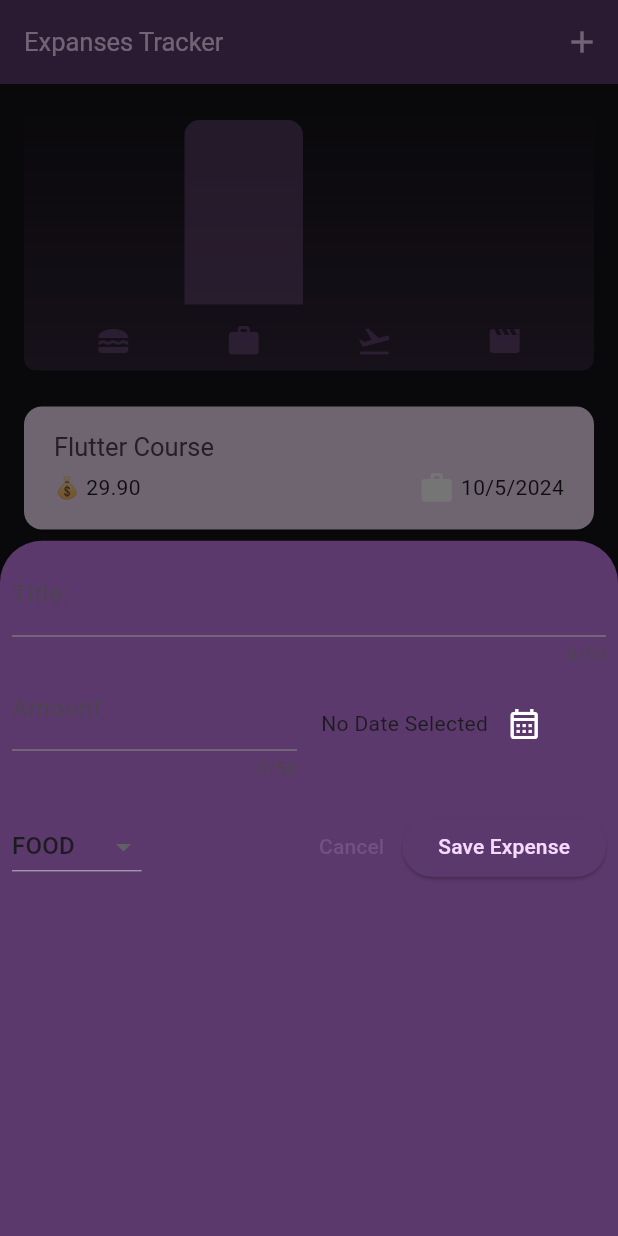
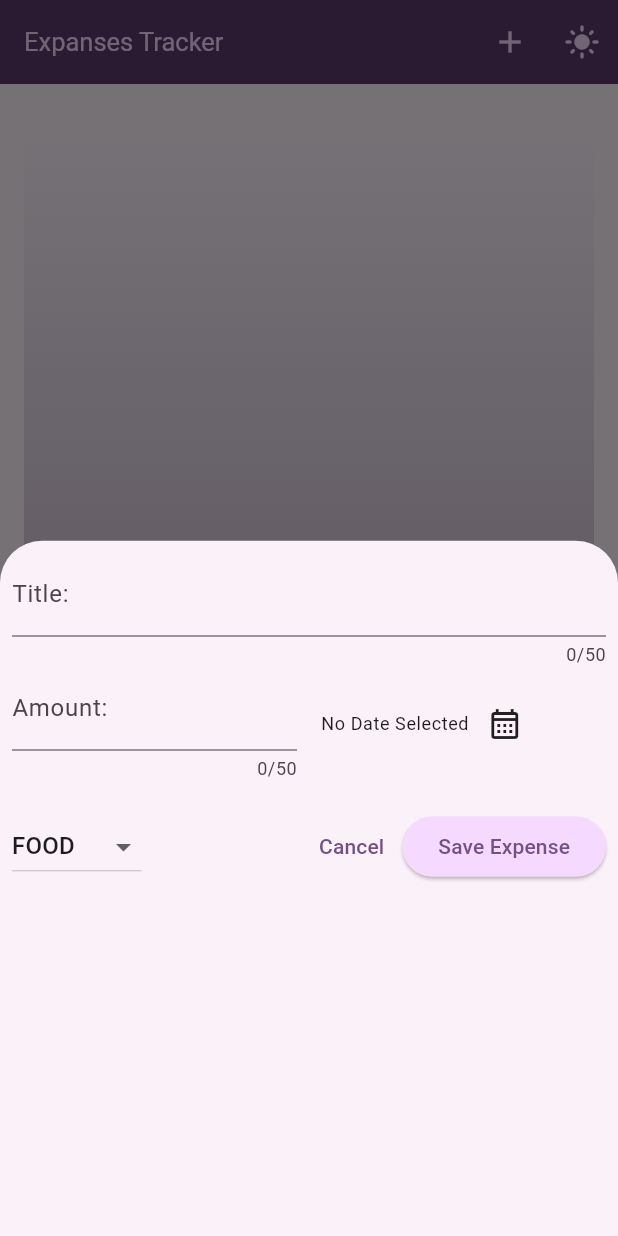
Before and after one commit to asmasw6/Expanses-Tracker-app, a Flutter app: the screen it shows after launch, after a tap on the "add" icon, on a phone screen of 412 x 824 dp. Run offline on Flutter 3.47's test engine with Material 3 defaults, Android fonts, the phone set to English and light mode, and no system bars.

Commit message:
Theme Provider and icon for change Theme

```diff
--- a/lib/chart/chart.dart
+++ b/lib/chart/chart.dart
@@ -30,17 +30,18 @@ class Chart extends StatelessWidget {
   Widget build(BuildContext context) {
     final bool isDarkMode =
         MediaQuery.of(context).platformBrightness == Brightness.dark;
-    return Container(
+    return LayoutBuilder(
+      builder: (context, constraints) => Container(
         margin: const EdgeInsets.all(16),
         padding: const EdgeInsets.symmetric(horizontal: 16, vertical: 8),
         width: double.infinity,
-      height: 175,
+        height: constraints.maxHeight,
         decoration: BoxDecoration(
           borderRadius: BorderRadius.circular(8),
           gradient: LinearGradient(
             colors: [
-            Theme.of(context).colorScheme.primary.withOpacity(0.3),
-            Theme.of(context).colorScheme.primary.withOpacity(0),
+              Theme.of(context).colorScheme.primary.withAlpha((0.3 * 255).toInt()),
+              Theme.of(context).colorScheme.primary.withAlpha((0 * 255).toInt()),
             ],
             begin: Alignment.bottomCenter,
             end: Alignment.topCenter,
@@ -61,15 +62,20 @@ class Chart extends StatelessWidget {
                 ],
               ),
             ),
-          const SizedBox(
+            constraints.minHeight < 200
+                ? Container()
+                : const SizedBox(
                     height: 12,
                   ),
-          Row(
+            constraints.minHeight < 200
+                ? Container()
+                : Row(
                     children: buckets
                         .map(
                           (e) => Expanded(
                             child: Padding(
-                      padding: const EdgeInsets.symmetric(horizontal: 4),
+                              padding:
+                                  const EdgeInsets.symmetric(horizontal: 4),
                               child: Icon(
                                 categoryIcons[e.category],
                                 color: isDarkMode
@@ -77,13 +83,15 @@ class Chart extends StatelessWidget {
                                     : Theme.of(context)
                                         .colorScheme
                                         .primary
-                                .withOpacity(0.7),
+                                        .withAlpha((0.7 * 255).toInt()),
                               ),
                             ),
                           ),
-                ).toList(), // Convert to List<Widget>
+                        )
+                        .toList(), // Convert to List<Widget>
                   )
           ],
+        ),
       ),
     );
   }
--- a/lib/chart/chart_bar.dart
+++ b/lib/chart/chart_bar.dart
@@ -17,6 +17,7 @@ class ChartBar extends StatelessWidget {
           horizontal: 4,
         ),
         child: FractionallySizedBox(
+          heightFactor: fill,
           child: DecoratedBox(
               decoration: BoxDecoration(
                   borderRadius: const BorderRadius.vertical(
@@ -27,8 +28,7 @@ class ChartBar extends StatelessWidget {
                       : Theme.of(context)
                           .colorScheme
                           .primary
-                          .withOpacity(0.6))),
-          heightFactor: fill,
+                          .withAlpha((0.6 * 255).toInt()))),
         ),
       ),
     );
--- a/lib/main.dart
+++ b/lib/main.dart
@@ -1,85 +1,40 @@
+import 'package:expenses/theme/theme_data.dart';
+import 'package:expenses/theme/theme_provider.dart';
 import 'package:expenses/widgets/expanses.dart';
 import 'package:flutter/material.dart';
+import 'package:flutter/services.dart';
+import 'package:provider/provider.dart';
 
 void main() {
-  runApp(const MyApp());
+  WidgetsFlutterBinding.ensureInitialized();
+  SystemChrome.setPreferredOrientations([
+    DeviceOrientation.portraitUp,
+  ]).then(
+    (_) => runApp(
+      ChangeNotifierProvider(
+        create: (context) => ThemeProvider(),
+        child: const MyApp(),
+      ),
+    ),
+  );
 }
-
-var myColorcSheme = ColorScheme.fromSeed(
-  seedColor: Color.fromARGB(255, 56, 15, 77),
-);
-
-var myDarkColorcSheme = ColorScheme.fromSeed(
-  seedColor: Color.fromARGB(255, 90, 22, 123),
-);
 
 class MyApp extends StatelessWidget {
   const MyApp({super.key});
 
   @override
   Widget build(BuildContext context) {
+    final themeProvider =
+        Provider.of<ThemeProvider>(context); // Get the ThemeProvider
+
     return MaterialApp(
       debugShowCheckedModeBanner: false,
-      title: "Expanses",
-      themeMode: ThemeMode.dark,
-      theme: ThemeData().copyWith(
-        useMaterial3: true,
-        colorScheme: myColorcSheme,
-        appBarTheme: AppBarTheme().copyWith(
-            backgroundColor: myColorcSheme.onPrimaryContainer,
-            foregroundColor: myColorcSheme.primaryContainer),
-        cardTheme: const CardTheme().copyWith(
-          color: myColorcSheme.secondaryContainer,
-          margin: const EdgeInsets.symmetric(
-            horizontal: 16,
-            vertical: 8,
-          ),
-        ),
-        elevatedButtonTheme: ElevatedButtonThemeData(
-          style: ElevatedButton.styleFrom(
-            backgroundColor: myColorcSheme.primaryContainer,
-          ),
-        ),
-        textTheme: ThemeData().textTheme.copyWith(
-              titleLarge: TextStyle(
-                fontWeight: FontWeight.normal,
-                color: myColorcSheme.onSecondaryContainer,
-                fontSize: 17,
-              ),
-            ),
-      ),
-      darkTheme: ThemeData.dark().copyWith(
-        useMaterial3: true,
-        colorScheme: myDarkColorcSheme,
-        appBarTheme: AppBarTheme().copyWith(
-            backgroundColor: myDarkColorcSheme.onPrimaryContainer,
-            foregroundColor: myDarkColorcSheme.primaryContainer),
-        cardTheme: const CardTheme().copyWith(
-          color: myDarkColorcSheme.secondaryContainer,
-          margin: const EdgeInsets.symmetric(
-            horizontal: 16,
-            vertical: 8,
-          ),
-        ),
-        elevatedButtonTheme: ElevatedButtonThemeData(
-          style: ElevatedButton.styleFrom(
-            backgroundColor: myDarkColorcSheme.onPrimaryContainer,
-            foregroundColor: myDarkColorcSheme.primaryContainer,
-          ),
-        ),
-        textTheme: ThemeData().textTheme.copyWith(
-              titleLarge: TextStyle(
-                fontWeight: FontWeight.normal,
-                color: myDarkColorcSheme.onSecondaryContainer,
-                fontSize: 17,
-              ),
-            ),
-            bottomSheetTheme: BottomSheetThemeData().copyWith(
-              backgroundColor: myDarkColorcSheme.onPrimaryContainer,
-            ),
-
-      ),
-      home: const Expanses(),
+      theme: lightMode, // Default light theme
+      darkTheme: darkMode, // Default dark theme
+      // Use themeMode to automatically switch between light and dark themes
+      themeMode:
+          themeProvider.getlightModeEnable ? ThemeMode.light : ThemeMode.dark,
+      home: Expanses(themeProvider.getlightModeEnable),
     );
   }
 }
--- /dev/null
+++ b/lib/theme/theme_data.dart
@@ -0,0 +1,77 @@
+import 'package:flutter/material.dart';
+
+var myColorcSheme = ColorScheme.fromSeed(
+  seedColor: const Color.fromARGB(255, 56, 15, 77),
+);
+
+var myDarkColorcSheme = ColorScheme.fromSeed(
+  seedColor: const Color.fromARGB(255, 155, 13, 129),
+);
+
+ThemeData lightMode = ThemeData(
+  useMaterial3: true,
+).copyWith(
+  colorScheme: myColorcSheme,
+  appBarTheme:const  AppBarTheme().copyWith(
+      backgroundColor: myColorcSheme.onPrimaryContainer,
+      foregroundColor: myColorcSheme.primaryContainer),
+  cardTheme: const CardTheme().copyWith(
+    color: myColorcSheme.secondaryContainer,
+    margin: const EdgeInsets.symmetric(
+      horizontal: 16,
+      vertical: 8,
+    ),
+  ),
+  elevatedButtonTheme: ElevatedButtonThemeData(
+    style: ElevatedButton.styleFrom(
+      backgroundColor: myColorcSheme.primaryContainer,
+    ),
+  ),
+  textTheme: ThemeData.light().textTheme.copyWith(
+        titleLarge: TextStyle(
+          fontWeight: FontWeight.normal,
+          color: myColorcSheme.onSecondaryContainer,
+          fontSize: 17,
+        ),
+      ),
+);
+
+ThemeData darkMode = ThemeData.dark(
+  useMaterial3: true,
+).copyWith(
+    colorScheme: myDarkColorcSheme,
+    appBarTheme: const AppBarTheme().copyWith(
+        backgroundColor: myDarkColorcSheme.onPrimaryContainer,
+        foregroundColor: myDarkColorcSheme.primaryContainer),
+    cardTheme: const CardTheme().copyWith(
+      color: myDarkColorcSheme.secondaryContainer,
+      margin: const EdgeInsets.symmetric(
+        horizontal: 16,
+        vertical: 8,
+      ),
+    ),
+    elevatedButtonTheme: ElevatedButtonThemeData(
+      style: ElevatedButton.styleFrom(
+        backgroundColor: myDarkColorcSheme.onPrimaryContainer,
+        foregroundColor: myDarkColorcSheme.primaryContainer,
+      ),
+    ),
+    textTheme: ThemeData.dark().textTheme.copyWith(
+        titleLarge: TextStyle(
+          fontWeight: FontWeight.w600,
+          color: myDarkColorcSheme.onSecondaryContainer,
+          fontSize: 17,
+        ),
+        bodyMedium: TextStyle(
+          color: myDarkColorcSheme.onSecondaryContainer,
+        ),
+        bodySmall: TextStyle(
+          color: myDarkColorcSheme.primary,
+        ),
+        ),
+    bottomSheetTheme:const BottomSheetThemeData().copyWith(
+      backgroundColor: myDarkColorcSheme.onPrimaryContainer,
+    ),
+    iconTheme: ThemeData().iconTheme.copyWith(
+          color: myDarkColorcSheme.primary,
+        ));
--- /dev/null
+++ b/lib/theme/theme_provider.dart
@@ -0,0 +1,16 @@
+import 'package:flutter/material.dart';
+
+class ThemeProvider with ChangeNotifier {
+  bool _lightModeEnable = true;
+
+  bool get getlightModeEnable => _lightModeEnable;
+
+  set lightModeEnable(bool value) {
+    _lightModeEnable = value;
+  }
+
+  changeMode() {
+    _lightModeEnable = !getlightModeEnable;
+    notifyListeners();
+  }
+}
--- a/lib/widgets/expanses.dart
+++ b/lib/widgets/expanses.dart
@@ -1,37 +1,29 @@
 import 'package:expenses/chart/chart.dart';
 import 'package:expenses/models/expanse.dart';
+import 'package:expenses/theme/theme_provider.dart';
 import 'package:expenses/widgets/expenses_list/expanses_list.dart';
 import 'package:expenses/widgets/new_expanse.dart';
 import 'package:flutter/material.dart';
+import 'package:provider/provider.dart';
 
 class Expanses extends StatefulWidget {
-  const Expanses({super.key});
+  const Expanses(
+    this.isLight, {
+    super.key,
+  });
+  final bool isLight;
 
   @override
   State<Expanses> createState() => _ExpansesState();
 }
 
 class _ExpansesState extends State<Expanses> {
-  final List<Expanse> _registeredExpenses = [
-    Expanse(
-      title: "Flutter Course",
-      amount: 29.9,
-      date: DateTime.now(),
-      category: Category.work,
-    ),
-    Expanse(
-      title: "Flutter Course",
-      amount: 29.9,
-      date: DateTime.now(),
-      category: Category.work,
-    ),
-  ];
+  final List<Expanse> _registeredExpenses = [];
 
   void addExpanse(Expanse expanse) {
     setState(() {
       _registeredExpenses.add(expanse);
     });
-
   }
 
   void removeExpanse(Expanse expanse) {
@@ -40,8 +32,10 @@ class _ExpansesState extends State<Expanses> {
     });
   }
 
+
   @override
   Widget build(BuildContext context) {
+    var width = MediaQuery.of(context).size.width;
     return Scaffold(
       appBar: AppBar(
         title: const Text("Expanses Tracker"),
@@ -51,26 +45,67 @@ class _ExpansesState extends State<Expanses> {
               showModalBottomSheet(
                 context: context,
                 builder: (context) {
-                  return  NewExpanse(onAddExpanse: addExpanse ,);
+                  return NewExpanse(
+                    onAddExpanse: addExpanse,
+                  );
                 },
               );
             },
             icon: const Icon(Icons.add),
           ),
+          IconButton(
+            icon: Icon(!widget.isLight ? Icons.dark_mode : Icons.light_mode),
+            onPressed:
+                Provider.of<ThemeProvider>(context, listen: false).changeMode,
+          ),
         ],
       ),
       body: Center(
-        child: Column(
+        child: width < 600
+            ? Column(
                 mainAxisAlignment: MainAxisAlignment.center,
                 children: [
-            Chart(expenses: _registeredExpenses),
+                  const SizedBox(
+                    height: 20,
+                  ),
                   Expanded(
-              child: ExpanesesList(
+                    child: Chart(expenses: _registeredExpenses),
+                  ),
+                  const SizedBox(
+                    height: 20,
+                  ),
+                  Expanded(
+                    child: _registeredExpenses.isEmpty
+                        ? Text("Add Epenses Card",
+                            style: Theme.of(context).textTheme.titleMedium)
+                        : ExpanesesList(
                             onRemoveExpanse: removeExpanse,
                             expanses: _registeredExpenses,
-
                           ),
+                  ),
+                ],
               )
+            : Row(
+                mainAxisAlignment: MainAxisAlignment.center,
+                children: [
+                  const SizedBox(
+                    height: 20,
+                  ),
+                  Expanded(
+                    child: Chart(expenses: _registeredExpenses),
+                  ),
+                  const SizedBox(
+                    height: 20,
+                  ),
+                  Expanded(
+                    child: _registeredExpenses.isEmpty
+                        ? const Text("Add Epenses Card",
+                            )
+                        : ExpanesesList(
+                            onRemoveExpanse: removeExpanse,
+                            expanses: _registeredExpenses,
+                          ),
+                  ),
                 ],
               ),
       ),
--- a/lib/widgets/expenses_list/expanses_item.dart
+++ b/lib/widgets/expenses_list/expanses_item.dart
@@ -31,12 +31,12 @@ class ExpanseItem extends StatelessWidget {
               Row(
                 children: [
                   Text(
-                    "💰 ${expanse.amount.toStringAsFixed(2)}",
+                    "💰 ${expanse.amount.toStringAsFixed(2)}",style: Theme.of(context).textTheme.bodyMedium,
                   ),
                   const Spacer(),
                   Row(
                     children: [
-                      Icon(categoryIcons[expanse.category]),
+                      Icon(categoryIcons[expanse.category], color: Theme.of(context).iconTheme.color),
                       const SizedBox(width: 4),
                       Text(expanse.formattedDate),
                     ],
--- a/lib/widgets/expenses_list/expanses_list.dart
+++ b/lib/widgets/expenses_list/expanses_list.dart
@@ -19,7 +19,7 @@ class ExpanesesList extends StatelessWidget {
       itemBuilder: (context, index) {
         return Dismissible(
           background: Container(
-            color: Theme.of(context).colorScheme.error.withOpacity(0.85),
+            color: Theme.of(context).colorScheme.error.withAlpha((0.85 * 255).toInt()),
             margin: EdgeInsets.symmetric(
               horizontal: Theme.of(context).cardTheme.margin!.horizontal,
             ),
--- a/lib/widgets/new_expanse.dart
+++ b/lib/widgets/new_expanse.dart
@@ -1,4 +1,6 @@
+
 import 'package:expenses/models/expanse.dart';
+import 'package:flutter/cupertino.dart';
 import 'package:flutter/material.dart';
 import 'package:intl/intl.dart';
 
@@ -28,7 +30,10 @@ class _NewExpanseState extends State<NewExpanse> {
 
   @override
   Widget build(BuildContext context) {
-    return Padding(
+    return SizedBox(
+      height: double.infinity,
+      child: SingleChildScrollView(
+        child: Padding(
           padding: const EdgeInsets.all(8.0),
           child: Column(
             children: [
@@ -38,6 +43,7 @@ class _NewExpanseState extends State<NewExpanse> {
                 decoration: const InputDecoration(
                   label: Text("Title: "),
                 ),
+                 // Change text color
               ),
               Row(
                 children: [
@@ -62,6 +68,7 @@ class _NewExpanseState extends State<NewExpanse> {
                           selectedDate == null
                               ? "No Date Selected"
                               : formatter.format(selectedDate!),
+                         style: Theme.of(context).textTheme.bodySmall,
                         ),
                         IconButton(
                             onPressed: () {
@@ -81,7 +88,7 @@ class _NewExpanseState extends State<NewExpanse> {
                                 },
                               );
                             },
-                        icon: const Icon(Icons.calendar_month_outlined)),
+                            icon: Icon(Icons.calendar_month_outlined, color: Theme.of(context).iconTheme.color,)),
                       ],
                     ),
                   ),
@@ -124,6 +131,21 @@ class _NewExpanseState extends State<NewExpanse> {
                       if (titleController.text.trim().isEmpty ||
                           amountInvalid ||
                           selectedDate == null) {
+                        //  Platform.isIOS?
+                        showCupertinoDialog(
+                            context: context,
+                            builder: (context) => CupertinoAlertDialog(
+                                  title: const Text("⚠️ Invalid Input"),
+                                  content: const Text(
+                                      "Please make sure valid title, amount, date and category was entered"),
+                                  actions: [
+                                    TextButton(
+                                      onPressed: () => Navigator.pop(context),
+                                      child: const Text("Ok"),
+                                    ),
+                                  ],
+                                ));
+                        /*
                         showDialog(
                           context: context,
                           builder: (context) => AlertDialog(
@@ -137,7 +159,7 @@ class _NewExpanseState extends State<NewExpanse> {
                               ),
                             ],
                           ),
-                    );
+                        );*/
                       } else {
                         widget.onAddExpanse(
                           Expanse(
@@ -157,6 +179,8 @@ class _NewExpanseState extends State<NewExpanse> {
               ),
             ],
           ),
+        ),
+      ),
     );
   }
 }
--- a/pubspec.yaml
+++ b/pubspec.yaml
@@ -32,6 +32,7 @@ dependencies:
   flutter:
     sdk: flutter
   intl: ^0.19.0
+  provider: ^6.1.2
   uuid: ^4.5.1
 
 dev_dependencies:
```
Also changed, not shown: pubspec.lock. Lines whose indentation alone changed are shown as unchanged.
